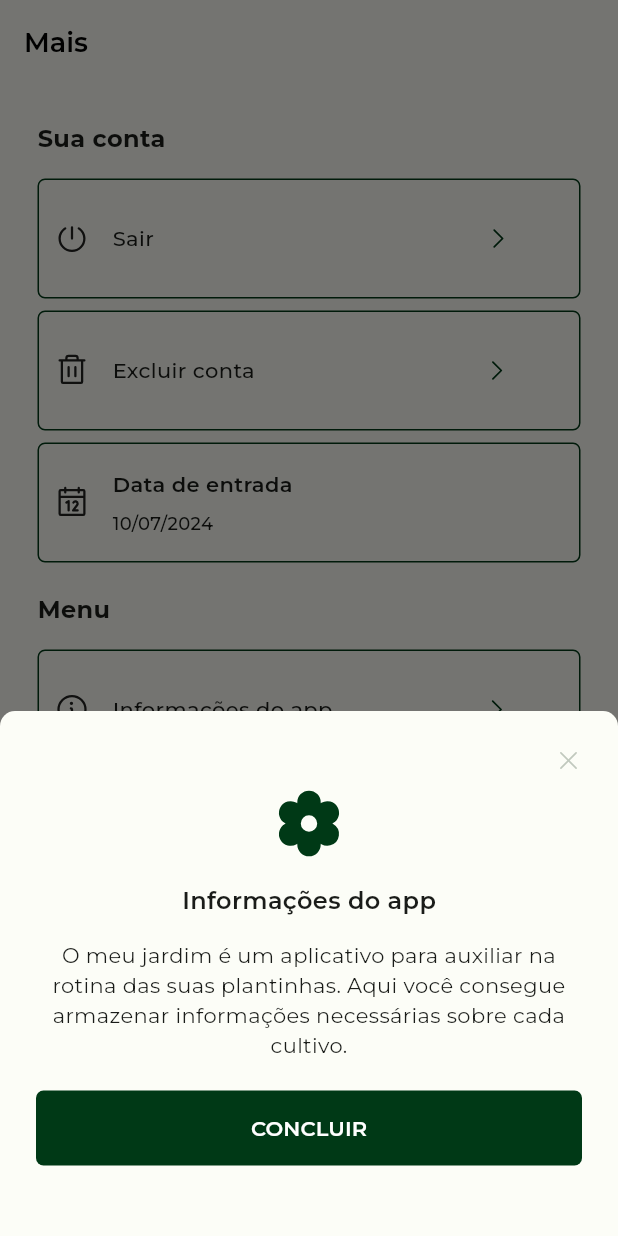
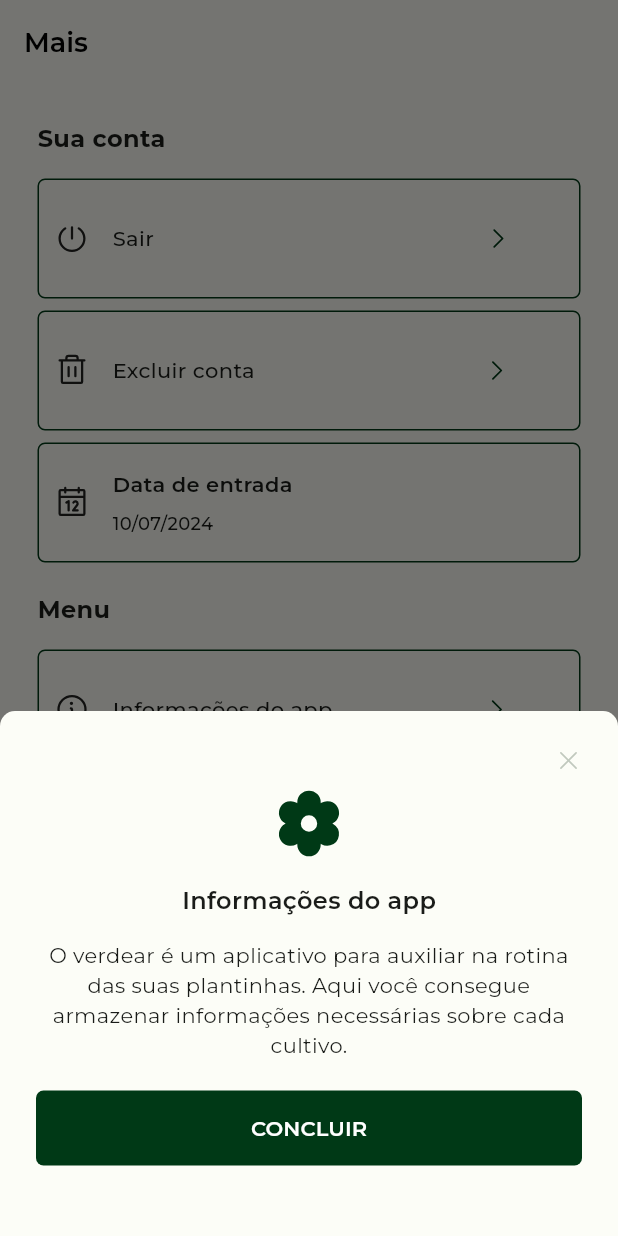
Before and after one commit to leticiasantosgonc/verdear, a Flutter app: the screen it shows once a user with an empty profile is signed in, item 4 of the bottom bar chosen, after a tap on "Informações do app", on a phone screen of 412 x 824 dp. Run offline on Flutter 3.47's test engine with Material 3 defaults, Android fonts, the phone set to English and light mode, and no system bars; our stand-ins replace cached_network_image, cloud_firestore, firebase_auth, firebase_core, firebase_messaging, firebase_storage and 5 more; accounts and stored records are empty; generated files the repository leaves out were written again; network calls fail.

Commit message:
feat/novas definições

```diff
--- a/front_flutter/meu_jardim_app/lib/view/autentication_view.dart
+++ b/front_flutter/meu_jardim_app/lib/view/autentication_view.dart
@@ -322,8 +322,8 @@ class _AutenticationWidgetState extends State<AutenticationWidget> {
     if (value.isEmpty) {
       return 'Campo obrigatório';
     }
-    if (value.length < 5) {
-      return 'Nome inválido, mínimo 5 caracteres';
+    if (value.length < 3) {
+      return 'Nome inválido, mínimo 3 caracteres';
     }
     return null;
   }
@@ -343,7 +343,7 @@ class _AutenticationWidgetState extends State<AutenticationWidget> {
 
   void _showSnackSucess(BuildContext context) {
     Get.snackbar(
-      'Bem vindo(a) ao meu jardim!',
+      'Bem vindo(a) ao !',
       'Agora você pode acompanhar o crescimento dos seus cultivos. 🌱',
       snackPosition: SnackPosition.BOTTOM,
       backgroundColor: Colors.green,
@@ -353,7 +353,7 @@ class _AutenticationWidgetState extends State<AutenticationWidget> {
 
   void _showSnackErrorLogin(BuildContext context, String erro) {
     Get.snackbar(
-      'Não foi possível acessar o meu jardim 😢',
+      'Não foi possível acessar o verdear 😢',
       'Email ou senha inválidos',
       snackPosition: SnackPosition.BOTTOM,
       colorText: Colors.white,
@@ -363,7 +363,7 @@ class _AutenticationWidgetState extends State<AutenticationWidget> {
 
   void _showSnackError(BuildContext context) {
     Get.snackbar(
-      'Não foi possível acessar o meu jardim 😢',
+      'Não foi possível acessar o verdear 😢',
       'Email já cadastrado',
       snackPosition: SnackPosition.BOTTOM,
       colorText: Colors.white,
--- a/front_flutter/meu_jardim_app/lib/view/details_farming.dart
+++ b/front_flutter/meu_jardim_app/lib/view/details_farming.dart
@@ -384,9 +384,9 @@ class _DetailsFarmingViewState extends State<DetailsFarmingView> {
               color: Colors.white,
             ),
             backgroundColor: Colors.blueAccent,
-            label: 'Humidificação',
+            label: 'Umidificação',
             onTap: () {
-              addActionCard('Humidificação', _getCurrentDate(), null);
+              addActionCard('Umidificação', _getCurrentDate(), null);
             },
           ),
           SpeedDialChild(
@@ -452,7 +452,7 @@ class _DetailsFarmingViewState extends State<DetailsFarmingView> {
 
   void _showSnackSucess(BuildContext context) {
     Get.snackbar(
-      'Cultivo deletado do meu jardim!',
+      'Cultivo deletado do verdear!',
       'Não deixe de adicionar novos cultivos. 🌱',
       snackPosition: SnackPosition.BOTTOM,
       backgroundColor: Colors.blue[200],
--- a/front_flutter/meu_jardim_app/lib/view/more_menu_widget/information_app_widget.dart
+++ b/front_flutter/meu_jardim_app/lib/view/more_menu_widget/information_app_widget.dart
@@ -89,7 +89,7 @@ Future _showInfoApp(context) {
                 ),
                 const SizedBox(height: 15),
                 Text(
-                  'O meu jardim é um aplicativo para auxiliar na rotina das suas plantinhas. Aqui você consegue armazenar informações necessárias sobre cada cultivo.',
+                  'O verdear é um aplicativo para auxiliar na rotina das suas plantinhas. Aqui você consegue armazenar informações necessárias sobre cada cultivo.',
                   style: GoogleFonts.montserrat(
                     fontSize: 14,
                   ),
--- a/front_flutter/meu_jardim_app/pubspec.yaml
+++ b/front_flutter/meu_jardim_app/pubspec.yaml
@@ -1,6 +1,6 @@
 name: meu_jardim_app
 
-description: meu jardim é um app para auxiliar na rotina de seus cultivos :)
+description: verdear é um app para auxiliar na rotina de seus cultivos :)
 
 publish_to: 'none'
 
```
Also changed, not shown: front_flutter/meu_jardim_app/lib/assets/logo_dark.png, front_flutter/meu_jardim_app/lib/assets/logo_light.png.
